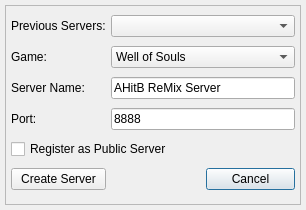
Before: the Qt Designer form ui/createinstance.ui in StarixWoS/ReMix, drawn with Qt 5.
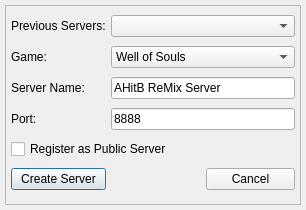
After: the same form once the commit is applied.

```diff
--- a/ui/createinstance.ui
+++ b/ui/createinstance.ui
@@ -142,6 +142,9 @@
         <property name="text">
          <string>Cancel</string>
         </property>
+        <property name="autoDefault">
+         <bool>false</bool>
+        </property>
        </widget>
       </item>
       <item row="5" column="0">
@@ -155,6 +158,9 @@
         <property name="text">
          <string>Create Server</string>
         </property>
+        <property name="default">
+         <bool>false</bool>
+        </property>
        </widget>
       </item>
       <item row="0" column="1" colspan="2">
```
Left out of the diff: 6 changed lines with no effect on the pictures.
